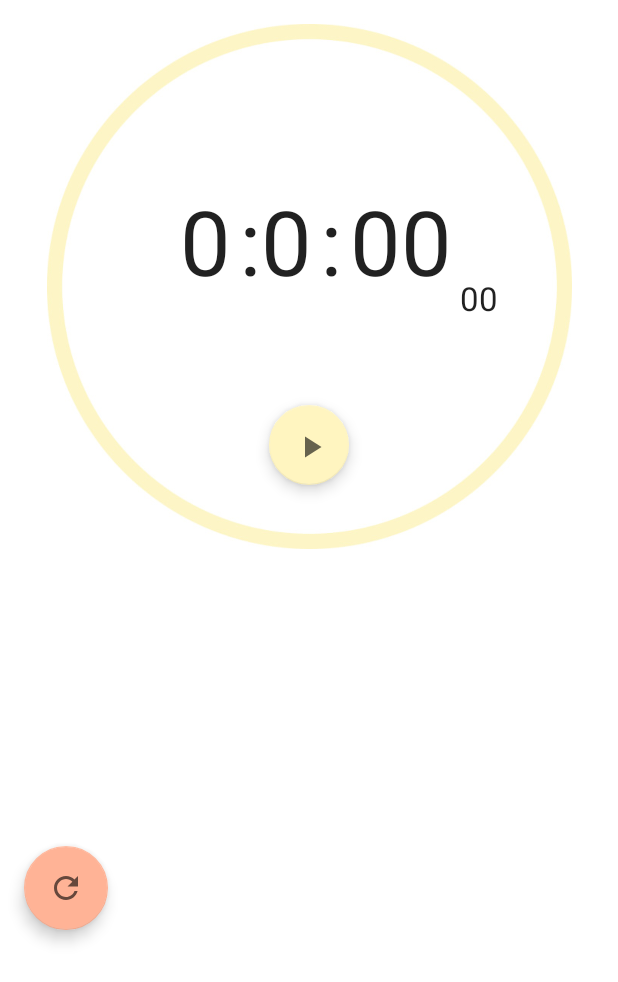
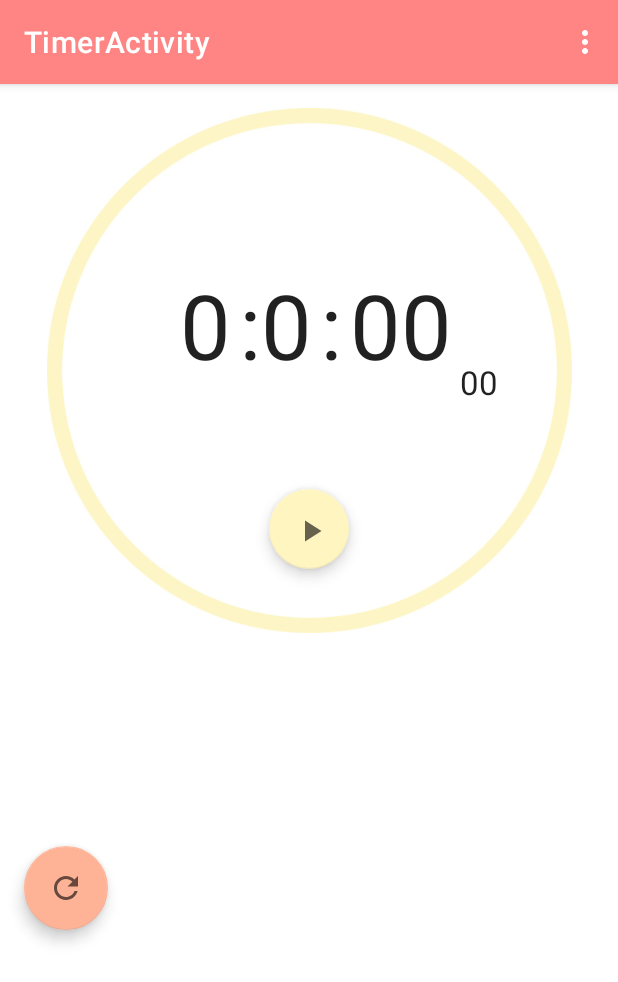
Before and after one commit to 5nam/HealthyPleasureApp, an Android app: the TimerActivity screen opened directly, with no data from a screen before it, after a tap on an icon or button, on a phone screen of 412 x 824 dp. Shown: the top 982 px of the screen. Run offline under Robolectric (Android 15) with nearby library versions, the phone set to English and light mode, and no system bars; 2 other taps on this screen came first.

Commit message:
8/1
1. 상단바 안나타나는 거 해결 (아영님)

2. 타이머 기능에서 리셋할 때, lap 기록도 리셋되는 기능 추가

```diff
--- a/app/src/main/AndroidManifest.xml
+++ b/app/src/main/AndroidManifest.xml
@@ -22,7 +22,7 @@
             android:name=".TimerActivity"
             android:exported="false"
             android:label="@string/title_activity_timer"
-            android:theme="@style/Theme.HealthyPleasureApp.NoActionBar" />
+            android:theme="@style/Theme.HealthyPleasureApp" />
         <activity
             android:name=".CalcActivity"
             android:exported="false" />
--- a/app/src/main/java/com/example/healthypleasureapp/TimerActivity.kt
+++ b/app/src/main/java/com/example/healthypleasureapp/TimerActivity.kt
@@ -81,7 +81,7 @@ class TimerActivity : AppCompatActivity() {
         minTextView = findViewById(R.id.minTextView)
         secTextView = findViewById(R.id.secTextView)
         milliTextView = findViewById(R.id.miilTextView)
-        //labLayout = findViewById(R.id.labLayout)
+        labLayout = findViewById(R.id.labLayout)
         labButton = findViewById(R.id.labButton)
 
         // 시작 버튼 클릭 시, 시작 함수
@@ -168,6 +168,9 @@ class TimerActivity : AppCompatActivity() {
         minTextView.text = " 0"
         secTextView.text = "00"
         milliTextView.text = "00"
+
+        // 리셋했을때, lab 기록도 삭제
+        labLayout.removeAllViews()
     }
 
 
```
